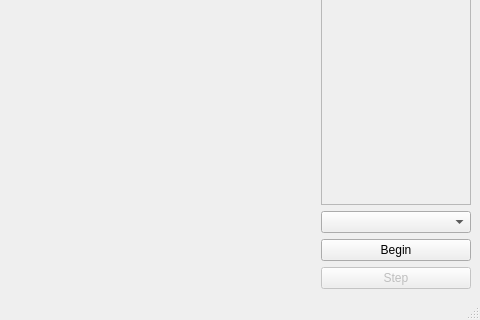
Above: simulator/OSProcessSim/mainwindow.ui from Kastautor/OSProcessSim before the change; both pictures show x 302 to 782 and y 280 to 600 of the 782 by 600 pixel window. Below: the same form after it.
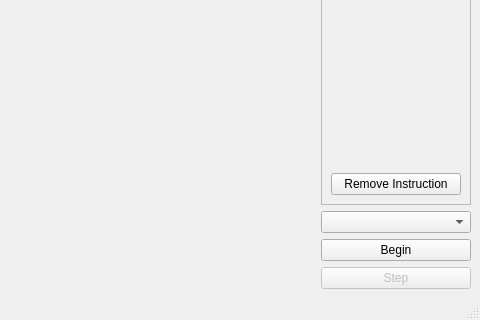
That is the form after the change.

Diff of the .ui file:
```diff
--- a/simulator/OSProcessSim/mainwindow.ui
+++ b/simulator/OSProcessSim/mainwindow.ui
@@ -143,6 +143,13 @@
            </property>
           </spacer>
          </item>
+         <item>
+          <widget class="QPushButton" name="removeInstructionButton">
+           <property name="text">
+            <string>Remove Instruction</string>
+           </property>
+          </widget>
+         </item>
         </layout>
        </widget>
       </item>
```
